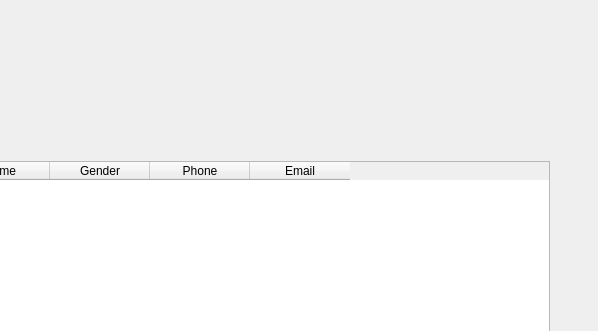
First picture: the form in Front/recordsPatients.ui, repository ahmads1990/GradProjectApp, before the edit; both pictures show x 426 to 1024 and y 0 to 331 of the 1024 by 600 pixel window.
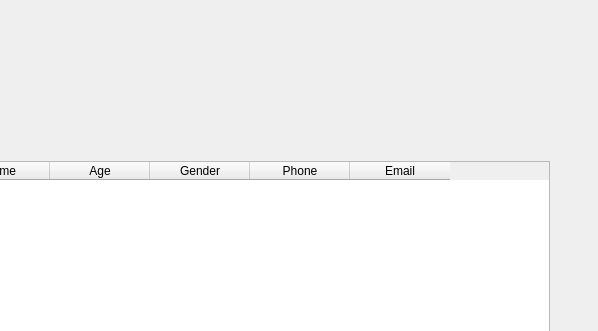
Second picture: the form after the edit. Icons and pictures are not drawn.

The edit to the form file:
```diff
--- a/Front/recordsPatients.ui
+++ b/Front/recordsPatients.ui
@@ -151,6 +151,11 @@
       <string>Name</string>
      </property>
     </column>
+    <column>
+     <property name="text">
+      <string>Age</string>
+     </property>
+    </column>
     <column>
      <property name="text">
       <string>Gender</string>
```
